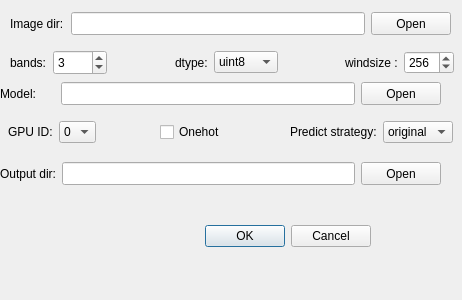
This is ui/classifyUi/PredictBinaryBatch.ui in scrssys/semantic_segment_RSImage as Qt 5 draws it before an edit. The edited form follows.
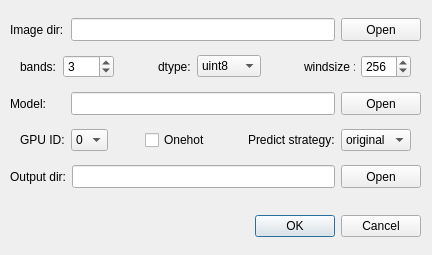
This is the edited form.

```diff
--- a/ui/classifyUi/PredictBinaryBatch.ui
+++ b/ui/classifyUi/PredictBinaryBatch.ui
@@ -6,8 +6,8 @@
    <rect>
     <x>0</x>
     <y>0</y>
-    <width>462</width>
-    <height>300</height>
+    <width>432</width>
+    <height>255</height>
    </rect>
   </property>
   <property name="windowTitle">
@@ -16,8 +16,8 @@
   <widget class="QDialogButtonBox" name="buttonBox">
    <property name="geometry">
     <rect>
-     <x>30</x>
-     <y>220</y>
+     <x>80</x>
+     <y>210</y>
      <width>341</width>
      <height>32</height>
     </rect>
@@ -29,63 +29,17 @@
     <set>QDialogButtonBox::Cancel|QDialogButtonBox::Ok</set>
    </property>
   </widget>
-  <widget class="QWidget" name="layoutWidget_2">
-   <property name="geometry">
-    <rect>
-     <x>0</x>
-     <y>80</y>
-     <width>441</width>
-     <height>27</height>
-    </rect>
-   </property>
-   <layout class="QHBoxLayout" name="horizontalLayout_7">
-    <item>
-     <widget class="QLabel" name="label_5">
-      <property name="minimumSize">
-       <size>
-        <width>55</width>
-        <height>23</height>
-       </size>
-      </property>
-      <property name="text">
-       <string>Model:</string>
-      </property>
-     </widget>
-    </item>
-    <item>
-     <widget class="QLineEdit" name="lineEdit_model">
-      <property name="minimumSize">
-       <size>
-        <width>201</width>
-        <height>23</height>
-       </size>
-      </property>
-     </widget>
-    </item>
-    <item>
-     <widget class="QPushButton" name="pushButton_model">
-      <property name="minimumSize">
-       <size>
-        <width>0</width>
-        <height>23</height>
-       </size>
-      </property>
-      <property name="text">
-       <string>Open</string>
-      </property>
-     </widget>
-    </item>
-   </layout>
-  </widget>
-  <widget class="QWidget" name="layoutWidget_3">
+  <widget class="QWidget" name="">
    <property name="geometry">
     <rect>
      <x>10</x>
      <y>10</y>
-     <width>441</width>
-     <height>27</height>
+     <width>411</width>
+     <height>191</height>
     </rect>
    </property>
+   <layout class="QVBoxLayout" name="verticalLayout">
+    <item>
    <layout class="QHBoxLayout" name="horizontalLayout_8">
     <item>
      <widget class="QLabel" name="label_6">
@@ -124,184 +78,15 @@
      </widget>
     </item>
    </layout>
-  </widget>
-  <widget class="QWidget" name="layoutWidget">
-   <property name="geometry">
-    <rect>
-     <x>8</x>
-     <y>120</y>
-     <width>445</width>
-     <height>24</height>
-    </rect>
-   </property>
-   <layout class="QHBoxLayout" name="horizontalLayout">
-    <item>
-     <widget class="QLabel" name="label_10">
-      <property name="text">
-       <string>GPU ID:</string>
-      </property>
-     </widget>
     </item>
     <item>
-     <widget class="QComboBox" name="comboBox_gupid">
-      <property name="minimumSize">
-       <size>
-        <width>0</width>
-        <height>22</height>
-       </size>
-      </property>
-      <item>
-       <property name="text">
-        <string>0</string>
-       </property>
-      </item>
-      <item>
-       <property name="text">
-        <string>1</string>
-       </property>
-      </item>
-      <item>
-       <property name="text">
-        <string>2</string>
-       </property>
-      </item>
-      <item>
-       <property name="text">
-        <string>3</string>
-       </property>
-      </item>
-      <item>
-       <property name="text">
-        <string>4</string>
-       </property>
-      </item>
-      <item>
-       <property name="text">
-        <string>5</string>
-       </property>
-      </item>
-     </widget>
-    </item>
-    <item>
-     <spacer name="horizontalSpacer_5">
-      <property name="orientation">
-       <enum>Qt::Horizontal</enum>
-      </property>
-      <property name="sizeHint" stdset="0">
-       <size>
-        <width>40</width>
-        <height>20</height>
-       </size>
-      </property>
-     </spacer>
-    </item>
-    <item>
-     <widget class="QCheckBox" name="checkBox">
-      <property name="text">
-       <string>Onehot</string>
-      </property>
-     </widget>
-    </item>
-    <item>
-     <spacer name="horizontalSpacer_6">
-      <property name="orientation">
-       <enum>Qt::Horizontal</enum>
-      </property>
-      <property name="sizeHint" stdset="0">
-       <size>
-        <width>40</width>
-        <height>20</height>
-       </size>
-      </property>
-     </spacer>
-    </item>
-    <item>
-     <widget class="QLabel" name="label_11">
-      <property name="text">
-       <string>Predict strategy:</string>
-      </property>
-     </widget>
-    </item>
-    <item>
-     <widget class="QComboBox" name="comboBox_strategy">
-      <property name="minimumSize">
-       <size>
-        <width>0</width>
-        <height>22</height>
-       </size>
-      </property>
-      <item>
-       <property name="text">
-        <string>original</string>
-       </property>
-      </item>
-      <item>
-       <property name="text">
-        <string>smooth</string>
-       </property>
-      </item>
-     </widget>
-    </item>
-   </layout>
-  </widget>
-  <widget class="QWidget" name="layoutWidget_4">
-   <property name="geometry">
-    <rect>
-     <x>0</x>
-     <y>160</y>
-     <width>441</width>
-     <height>27</height>
-    </rect>
-   </property>
-   <layout class="QHBoxLayout" name="horizontalLayout_9">
-    <item>
-     <widget class="QLabel" name="label_7">
-      <property name="minimumSize">
-       <size>
-        <width>55</width>
-        <height>23</height>
-       </size>
-      </property>
-      <property name="text">
-       <string>Output dir:</string>
-      </property>
-     </widget>
-    </item>
-    <item>
-     <widget class="QLineEdit" name="lineEdit_mask_dir">
-      <property name="minimumSize">
-       <size>
-        <width>201</width>
-        <height>23</height>
-       </size>
-      </property>
-     </widget>
-    </item>
-    <item>
-     <widget class="QPushButton" name="pushButton_mask">
-      <property name="minimumSize">
-       <size>
-        <width>0</width>
-        <height>23</height>
-       </size>
-      </property>
-      <property name="text">
-       <string>Open</string>
-      </property>
-     </widget>
-    </item>
-   </layout>
-  </widget>
-  <widget class="QWidget" name="layoutWidget_5">
-   <property name="geometry">
-    <rect>
-     <x>10</x>
-     <y>50</y>
-     <width>444</width>
-     <height>25</height>
-    </rect>
-   </property>
    <layout class="QHBoxLayout" name="horizontalLayout_4">
+      <property name="leftMargin">
+       <number>10</number>
+      </property>
+      <property name="rightMargin">
+       <number>10</number>
+      </property>
     <item>
      <widget class="QLabel" name="label_8">
       <property name="text">
@@ -434,6 +219,205 @@
        <number>256</number>
       </property>
      </widget>
+      </item>
+     </layout>
+    </item>
+    <item>
+     <layout class="QHBoxLayout" name="horizontalLayout_7">
+      <item>
+       <widget class="QLabel" name="label_5">
+        <property name="minimumSize">
+         <size>
+          <width>55</width>
+          <height>23</height>
+         </size>
+        </property>
+        <property name="text">
+         <string>Model:</string>
+        </property>
+       </widget>
+      </item>
+      <item>
+       <widget class="QLineEdit" name="lineEdit_model">
+        <property name="minimumSize">
+         <size>
+          <width>201</width>
+          <height>23</height>
+         </size>
+        </property>
+       </widget>
+      </item>
+      <item>
+       <widget class="QPushButton" name="pushButton_model">
+        <property name="minimumSize">
+         <size>
+          <width>0</width>
+          <height>23</height>
+         </size>
+        </property>
+        <property name="text">
+         <string>Open</string>
+        </property>
+       </widget>
+      </item>
+     </layout>
+    </item>
+    <item>
+     <layout class="QHBoxLayout" name="horizontalLayout">
+      <property name="leftMargin">
+       <number>10</number>
+      </property>
+      <property name="rightMargin">
+       <number>10</number>
+      </property>
+      <item>
+       <widget class="QLabel" name="label_10">
+        <property name="text">
+         <string>GPU ID:</string>
+        </property>
+       </widget>
+      </item>
+      <item>
+       <widget class="QComboBox" name="comboBox_gupid">
+        <property name="minimumSize">
+         <size>
+          <width>0</width>
+          <height>22</height>
+         </size>
+        </property>
+        <item>
+         <property name="text">
+          <string>0</string>
+         </property>
+        </item>
+        <item>
+         <property name="text">
+          <string>1</string>
+         </property>
+        </item>
+        <item>
+         <property name="text">
+          <string>2</string>
+         </property>
+        </item>
+        <item>
+         <property name="text">
+          <string>3</string>
+         </property>
+        </item>
+        <item>
+         <property name="text">
+          <string>4</string>
+         </property>
+        </item>
+        <item>
+         <property name="text">
+          <string>5</string>
+         </property>
+        </item>
+       </widget>
+      </item>
+      <item>
+       <spacer name="horizontalSpacer_5">
+        <property name="orientation">
+         <enum>Qt::Horizontal</enum>
+        </property>
+        <property name="sizeHint" stdset="0">
+         <size>
+          <width>40</width>
+          <height>20</height>
+         </size>
+        </property>
+       </spacer>
+      </item>
+      <item>
+       <widget class="QCheckBox" name="checkBox">
+        <property name="text">
+         <string>Onehot</string>
+        </property>
+       </widget>
+      </item>
+      <item>
+       <spacer name="horizontalSpacer_6">
+        <property name="orientation">
+         <enum>Qt::Horizontal</enum>
+        </property>
+        <property name="sizeHint" stdset="0">
+         <size>
+          <width>40</width>
+          <height>20</height>
+         </size>
+        </property>
+       </spacer>
+      </item>
+      <item>
+       <widget class="QLabel" name="label_11">
+        <property name="text">
+         <string>Predict strategy:</string>
+        </property>
+       </widget>
+      </item>
+      <item>
+       <widget class="QComboBox" name="comboBox_strategy">
+        <property name="minimumSize">
+         <size>
+          <width>0</width>
+          <height>22</height>
+         </size>
+        </property>
+        <item>
+         <property name="text">
+          <string>original</string>
+         </property>
+        </item>
+        <item>
+         <property name="text">
+          <string>smooth</string>
+         </property>
+        </item>
+       </widget>
+      </item>
+     </layout>
+    </item>
+    <item>
+     <layout class="QHBoxLayout" name="horizontalLayout_9">
+      <item>
+       <widget class="QLabel" name="label_7">
+        <property name="minimumSize">
+         <size>
+          <width>55</width>
+          <height>23</height>
+         </size>
+        </property>
+        <property name="text">
+         <string>Output dir:</string>
+        </property>
+       </widget>
+      </item>
+      <item>
+       <widget class="QLineEdit" name="lineEdit_mask_dir">
+        <property name="minimumSize">
+         <size>
+          <width>201</width>
+          <height>23</height>
+         </size>
+        </property>
+       </widget>
+      </item>
+      <item>
+       <widget class="QPushButton" name="pushButton_mask">
+        <property name="minimumSize">
+         <size>
+          <width>0</width>
+          <height>23</height>
+         </size>
+        </property>
+        <property name="text">
+         <string>Open</string>
+        </property>
+       </widget>
+      </item>
+     </layout>
     </item>
    </layout>
   </widget>
```
Left out of the diff: 2 changed lines with no effect on the pictures. Lines whose indentation alone changed are shown as unchanged.
